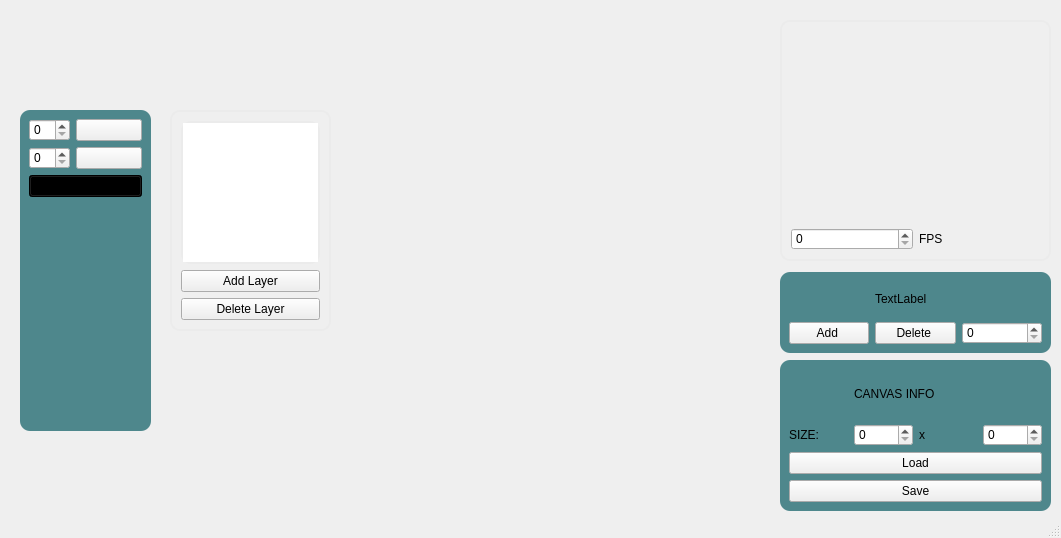
Qt form mainwindow.ui (CatherineBao/color-alchemy) before a commit.
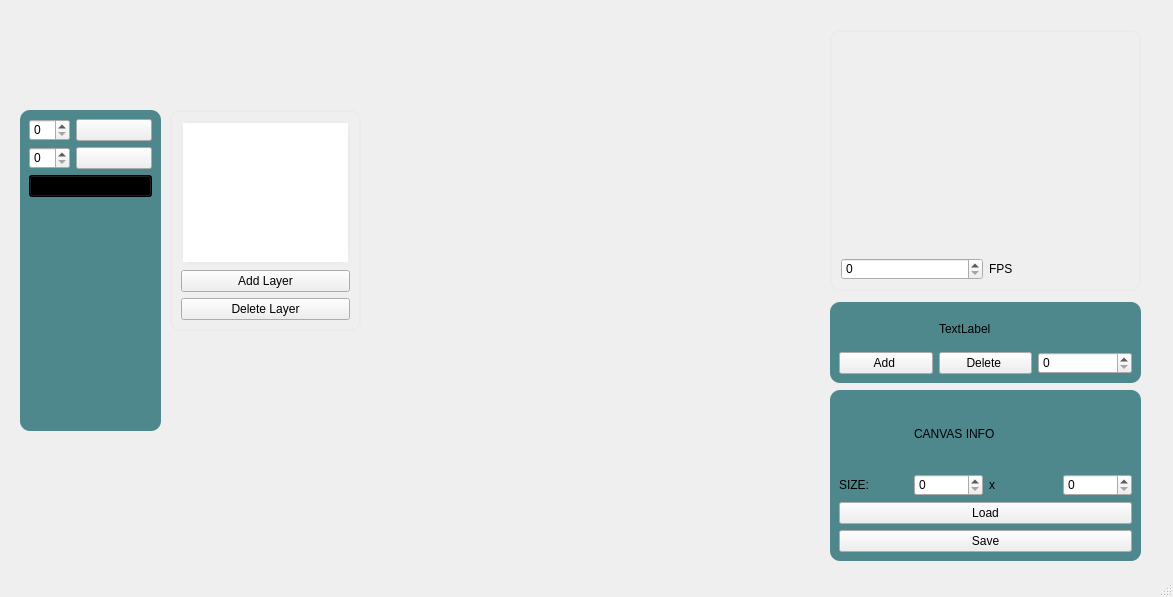
The same form after that commit. Icons and pictures are not drawn. Custom widgets are drawn as their Qt base class.

Commit message: fixing sizing css

The edit to the form file:
```diff
--- a/mainwindow.ui
+++ b/mainwindow.ui
@@ -6,8 +6,8 @@
    <rect>
     <x>0</x>
     <y>0</y>
-    <width>1061</width>
-    <height>538</height>
+    <width>1173</width>
+    <height>597</height>
    </rect>
   </property>
   <property name="windowTitle">
@@ -100,7 +100,7 @@
    <widget class="Canvas" name="editor" native="true">
     <property name="geometry">
      <rect>
-      <x>370</x>
+      <x>420</x>
       <y>90</y>
       <width>361</width>
       <height>361</height>
@@ -112,7 +112,7 @@
      <rect>
       <x>170</x>
       <y>110</y>
-      <width>161</width>
+      <width>191</width>
       <height>221</height>
      </rect>
     </property>
@@ -145,9 +145,9 @@
    <widget class="QFrame" name="frameInfo">
     <property name="geometry">
      <rect>
-      <x>780</x>
-      <y>272</y>
-      <width>271</width>
+      <x>830</x>
+      <y>302</y>
+      <width>311</width>
       <height>81</height>
      </rect>
     </property>
@@ -189,7 +189,7 @@
      <rect>
       <x>20</x>
       <y>110</y>
-      <width>131</width>
+      <width>141</width>
       <height>321</height>
      </rect>
     </property>
@@ -251,10 +251,10 @@
    <widget class="QFrame" name="frame">
     <property name="geometry">
      <rect>
-      <x>780</x>
-      <y>20</y>
-      <width>271</width>
-      <height>241</height>
+      <x>830</x>
+      <y>30</y>
+      <width>311</width>
+      <height>261</height>
      </rect>
     </property>
     <property name="styleSheet">
@@ -302,10 +302,10 @@
    <widget class="QFrame" name="frame">
     <property name="geometry">
      <rect>
-      <x>780</x>
-      <y>360</y>
-      <width>271</width>
-      <height>151</height>
+      <x>830</x>
+      <y>390</y>
+      <width>311</width>
+      <height>171</height>
      </rect>
     </property>
     <property name="styleSheet">
```
